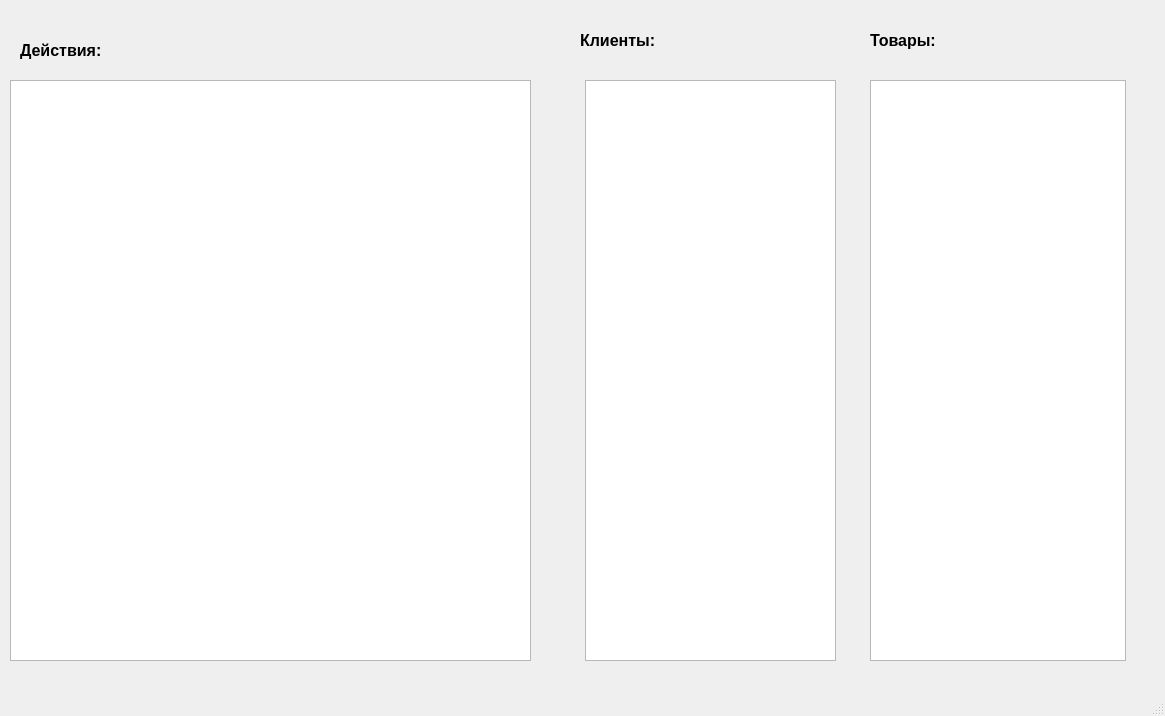
First picture: the form in tg.ui, repository Jzxdx44/tg.bot, before the edit.
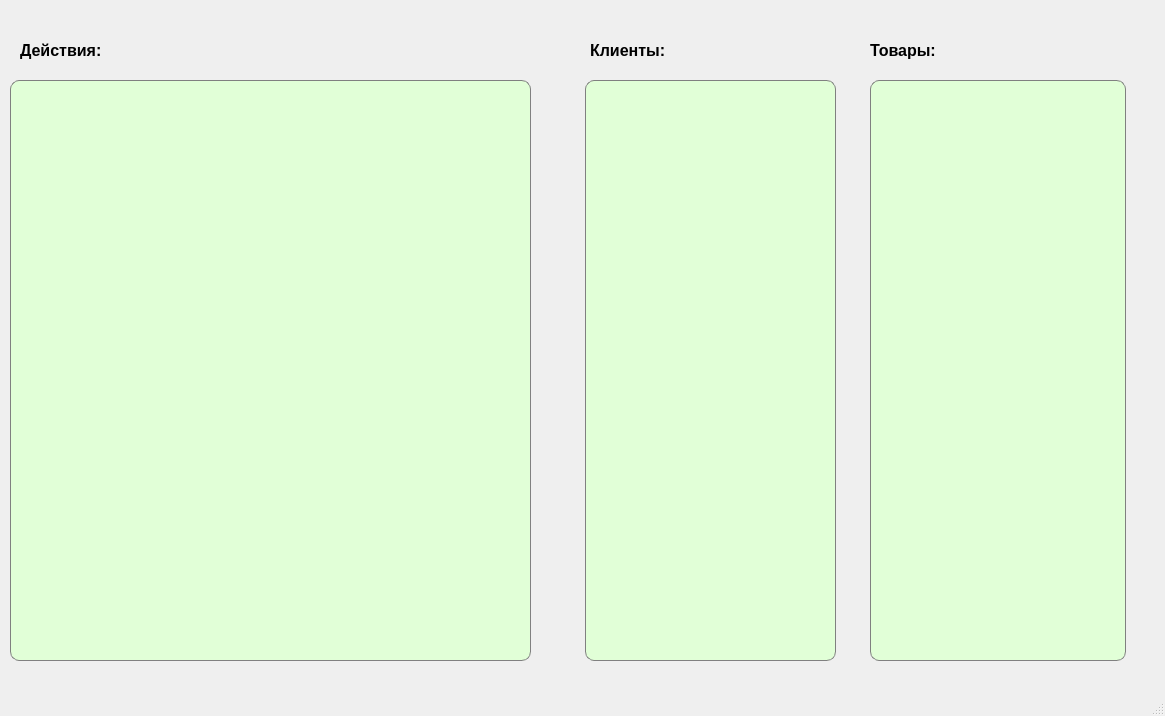
Second picture: the form after the edit.

The edit to the form file:
```diff
--- a/tg.ui
+++ b/tg.ui
@@ -23,6 +23,11 @@
       <height>581</height>
      </rect>
     </property>
+    <property name="styleSheet">
+     <string notr="true">border:1px solid gray; 
+border-radius:9px;
+background-color: rgb(225, 255, 215);</string>
+    </property>
    </widget>
    <widget class="QLabel" name="label">
     <property name="geometry">
@@ -53,6 +58,11 @@
       <height>581</height>
      </rect>
     </property>
+    <property name="styleSheet">
+     <string notr="true">border:1px solid gray; 
+border-radius:9px;
+background-color: rgb(225, 255, 215);</string>
+    </property>
    </widget>
    <widget class="QListWidget" name="listWidget_goods">
     <property name="geometry">
@@ -63,12 +73,17 @@
       <height>581</height>
      </rect>
     </property>
+    <property name="styleSheet">
+     <string notr="true">border:1px solid gray; 
+border-radius:9px;
+background-color: rgb(225, 255, 215);</string>
+    </property>
    </widget>
    <widget class="QLabel" name="label_2">
     <property name="geometry">
      <rect>
-      <x>580</x>
-      <y>20</y>
+      <x>590</x>
+      <y>30</y>
       <width>251</width>
       <height>41</height>
      </rect>
@@ -88,7 +103,7 @@
     <property name="geometry">
      <rect>
       <x>870</x>
-      <y>20</y>
+      <y>30</y>
       <width>251</width>
       <height>41</height>
      </rect>
```
